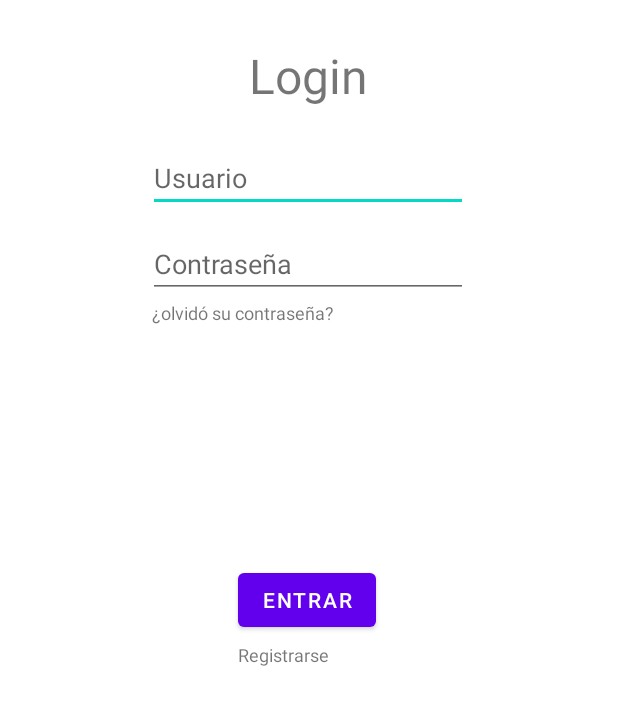
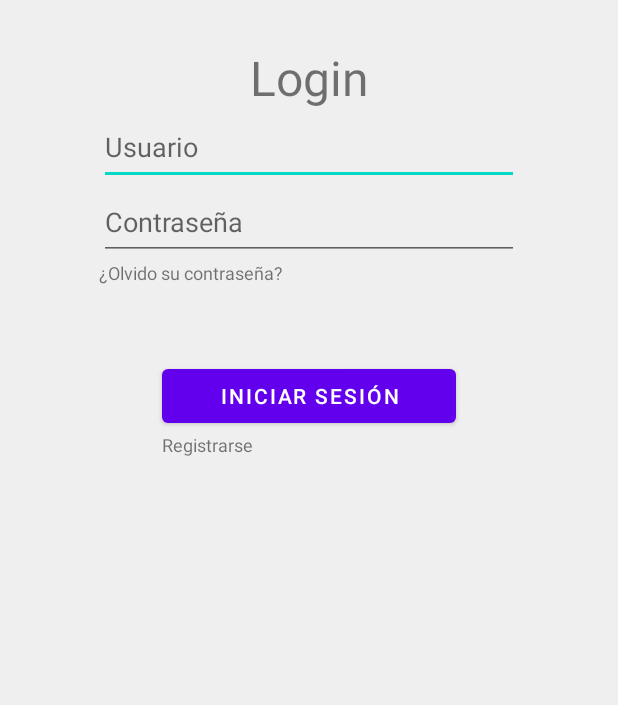
Before and after one commit to SalitaaCiisa/ProyectoMammonAndroid, an Android app: the screen it shows after launch (MainActivity), on a phone screen of 412 x 824 dp. Shown: the top 705 px of the screen. Run offline under Robolectric (Android 15) with nearby library versions, the phone set to English and light mode, and no system bars.

Commit message:
Terminado de prototipo en login y register

```diff
--- a/app/src/main/res/layout/activity_main.xml
+++ b/app/src/main/res/layout/activity_main.xml
@@ -6,87 +6,148 @@
     android:layout_height="match_parent"
     tools:context=".MainActivity">
 
+    <LinearLayout
+        android:layout_width="match_parent"
+        android:layout_height="match_parent"
+        android:orientation="vertical"
+        android:background="@color/backgroundEEEEEE"
+        android:padding="10dp"
+        app:layout_constraintBottom_toBottomOf="parent"
+        app:layout_constraintEnd_toEndOf="parent"
+        app:layout_constraintStart_toStartOf="parent"
+        app:layout_constraintTop_toTopOf="parent">
+
+        <TextView
+            android:id="@+id/textViewTituloRegister"
+            android:layout_width="match_parent"
+            android:layout_height="wrap_content"
+            android:text="Login"
+            android:textSize="32sp"
+            android:textAlignment="center"
+            android:paddingTop="20dp"/>
+
+        <LinearLayout
+            android:layout_width="match_parent"
+            android:layout_height="wrap_content"
+            android:orientation="horizontal">
+
+            <Space
+                android:layout_width="0px"
+                android:layout_height="wrap_content"
+                android:layout_weight="1" />
+
             <EditText
-        android:id="@+id/email"
-        android:layout_width="wrap_content"
-        android:layout_height="wrap_content"
-        android:layout_marginTop="96dp"
+                android:id="@+id/usuario"
+                android:layout_width="0px"
+                android:layout_height="50dp"
                 android:ems="10"
                 android:hint="@string/txtUserInput"
-        android:inputType="textEmailAddress"
-        app:layout_constraintEnd_toEndOf="parent"
-        app:layout_constraintHorizontal_bias="0.497"
-        app:layout_constraintStart_toStartOf="parent"
-        app:layout_constraintTop_toTopOf="parent" />
+                android:inputType="textPersonName"
+                android:layout_weight="5"/>
+
+            <Space
+                android:layout_width="0px"
+                android:layout_height="wrap_content"
+                android:layout_weight="1" />
+        </LinearLayout>
+
+        <LinearLayout
+            android:layout_width="match_parent"
+            android:layout_height="wrap_content"
+            android:orientation="horizontal">
+
+            <Space
+                android:layout_width="0px"
+                android:layout_height="wrap_content"
+                android:layout_weight="1" />
 
             <EditText
                 android:id="@+id/password"
-        android:layout_width="wrap_content"
-        android:layout_height="wrap_content"
-        android:layout_marginTop="12dp"
-        android:layout_marginBottom="60dp"
+                android:layout_width="0px"
+                android:layout_height="50dp"
                 android:ems="10"
                 android:hint="@string/txtPasswordInput"
                 android:inputType="textPassword"
-        app:layout_constraintEnd_toEndOf="parent"
-        app:layout_constraintHorizontal_bias="0.497"
-        app:layout_constraintStart_toStartOf="parent"
-        app:layout_constraintTop_toBottomOf="@+id/email"
-        app:layout_constraintVertical_bias="1.0" />
+                android:layout_weight="5"/>
+
+            <Space
+                android:layout_width="0px"
+                android:layout_height="wrap_content"
+                android:layout_weight="1" />
+        </LinearLayout>
+
+        <LinearLayout
+            android:layout_width="match_parent"
+            android:layout_height="wrap_content"
+            android:orientation="horizontal">
+
+            <Space
+                android:layout_width="0px"
+                android:layout_height="wrap_content"
+                android:layout_weight="1" />
+
+            <TextView
+                android:id="@+id/textViewOlvidoContrasena"
+                android:layout_width="0px"
+                android:layout_height="wrap_content"
+                android:text="¿Olvido su contraseña?"
+                android:textSize="12sp"
+                android:layout_weight="5"/>
+
+            <Space
+                android:layout_width="0px"
+                android:layout_height="wrap_content"
+                android:layout_weight="1" />
+        </LinearLayout>
+
+        <LinearLayout
+            android:layout_width="match_parent"
+            android:layout_height="wrap_content"
+            android:orientation="horizontal"
+            android:paddingTop="50dp">
+
+            <Space
+                android:layout_width="0px"
+                android:layout_height="wrap_content"
+                android:layout_weight="1" />
 
             <Button
                 android:id="@+id/buttonLogin"
-        android:layout_width="wrap_content"
+                android:layout_width="0px"
                 android:layout_height="wrap_content"
-        android:layout_marginBottom="400dp"
                 android:onClick="cambioActividad"
-        android:text="Entrar"
-        app:layout_constraintBottom_toBottomOf="parent"
-        app:layout_constraintEnd_toEndOf="parent"
-        app:layout_constraintHorizontal_bias="0.496"
-        app:layout_constraintStart_toStartOf="parent"
-        app:layout_constraintTop_toBottomOf="@+id/password"
-        app:layout_constraintVertical_bias="1.0" />
+                android:text="Iniciar sesión"
+                android:layout_weight="2"/>
+
+            <Space
+                android:layout_width="0px"
+                android:layout_height="wrap_content"
+                android:layout_weight="1" />
+        </LinearLayout>
+
+        <LinearLayout
+            android:layout_width="match_parent"
+            android:layout_height="wrap_content"
+            android:orientation="horizontal">
+
+            <Space
+                android:layout_width="0px"
+                android:layout_height="wrap_content"
+                android:layout_weight="1" />
 
             <TextView
-        android:id="@+id/textLogin"
-        android:layout_width="146dp"
-        android:layout_height="45dp"
-        android:gravity="center"
-        android:text="Login"
-        android:textSize="32sp"
-        app:layout_constraintBottom_toBottomOf="parent"
-        app:layout_constraintEnd_toEndOf="parent"
-        app:layout_constraintHorizontal_bias="0.498"
-        app:layout_constraintStart_toStartOf="parent"
-        app:layout_constraintTop_toTopOf="parent"
-        app:layout_constraintVertical_bias="0.036" />
-
-    <TextView
-        android:id="@+id/textView3"
-        android:layout_width="wrap_content"
+                android:id="@+id/textViewVolverLogin"
+                android:layout_width="0px"
                 android:layout_height="wrap_content"
-        android:layout_marginTop="5dp"
-        android:layout_marginBottom="379dp"
                 android:text="Registrarse"
                 android:textSize="12sp"
-        app:layout_constraintBottom_toBottomOf="parent"
-        app:layout_constraintEnd_toEndOf="parent"
-        app:layout_constraintHorizontal_bias="0.452"
-        app:layout_constraintStart_toStartOf="parent" />
+                android:layout_weight="2"/>
 
-    <TextView
-        android:id="@+id/textView4"
-        android:layout_width="wrap_content"
+            <Space
+                android:layout_width="0px"
                 android:layout_height="wrap_content"
-        android:layout_marginTop="1dp"
-        android:text="¿olvidó su contraseña?"
-        android:textSize="12sp"
-        app:layout_constraintBottom_toBottomOf="parent"
-        app:layout_constraintEnd_toEndOf="parent"
-        app:layout_constraintHorizontal_bias="0.349"
-        app:layout_constraintStart_toStartOf="parent"
-        app:layout_constraintTop_toBottomOf="@+id/password"
-        app:layout_constraintVertical_bias="0.0" />
+                android:layout_weight="1" />
+        </LinearLayout>
+    </LinearLayout>
 
 </androidx.constraintlayout.widget.ConstraintLayout>
```
Also changed, not shown: app/src/main/res/layout/activity_register.xml (+83 -10 lines). Lines whose indentation alone changed are shown as unchanged.
